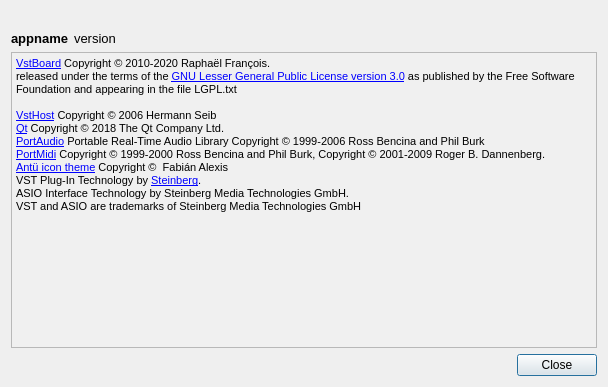
Qt form src/common/views/aboutdialog.ui (CtrlBrk/vstboard) before a commit.
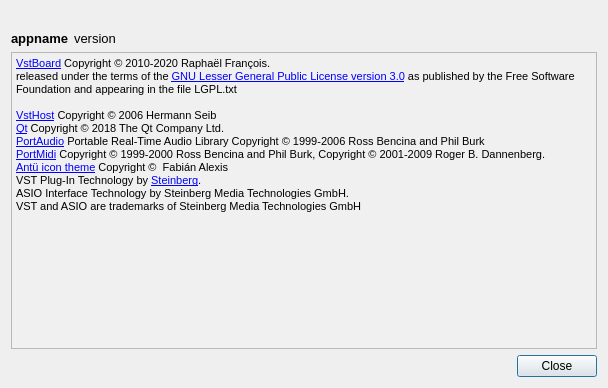
The same form after that commit. Icons and pictures are not drawn.

```diff
--- a/src/common/views/aboutdialog.ui
+++ b/src/common/views/aboutdialog.ui
@@ -2,12 +2,15 @@
 <ui version="4.0">
  <class>AboutDialog</class>
  <widget class="QDialog" name="AboutDialog">
+  <property name="enabled">
+   <bool>true</bool>
+  </property>
   <property name="geometry">
    <rect>
     <x>0</x>
     <y>0</y>
     <width>608</width>
-    <height>387</height>
+    <height>388</height>
    </rect>
   </property>
   <property name="sizePolicy">
@@ -134,20 +137,23 @@
      </property>
      <property name="html">
       <string notr="true">&lt;!DOCTYPE HTML PUBLIC &quot;-//W3C//DTD HTML 4.0//EN&quot; &quot;http://www.w3.org/TR/REC-html40/strict.dtd&quot;&gt;
-&lt;html&gt;&lt;head&gt;&lt;meta name=&quot;qrichtext&quot; content=&quot;1&quot; /&gt;&lt;style type=&quot;text/css&quot;&gt;
+&lt;html&gt;&lt;head&gt;&lt;meta name=&quot;qrichtext&quot; content=&quot;1&quot; /&gt;&lt;meta charset=&quot;utf-8&quot; /&gt;&lt;style type=&quot;text/css&quot;&gt;
 p, li { white-space: pre-wrap; }
-&lt;/style&gt;&lt;/head&gt;&lt;body style=&quot; font-family:'MS Shell Dlg 2'; font-size:8.25pt; font-weight:400; font-style:normal;&quot;&gt;
-&lt;p style=&quot; margin-top:0px; margin-bottom:0px; margin-left:0px; margin-right:0px; -qt-block-indent:0; text-indent:0px;&quot;&gt;&lt;a href=&quot;http://vstboard.blogspot.com/&quot;&gt;&lt;span style=&quot; font-size:8pt; text-decoration: underline; color:#0000ff;&quot;&gt;VstBoard&lt;/span&gt;&lt;/a&gt;&lt;span style=&quot; font-size:8pt;&quot;&gt; Copyright © 2010-2020 Raphaël François. &lt;/span&gt;&lt;/p&gt;
-&lt;p style=&quot; margin-top:0px; margin-bottom:0px; margin-left:0px; margin-right:0px; -qt-block-indent:0; text-indent:0px;&quot;&gt;&lt;span style=&quot; font-size:8pt;&quot;&gt;released under the terms of the &lt;/span&gt;&lt;a href=&quot;http://www.gnu.org/licenses/lgpl.html&quot;&gt;&lt;span style=&quot; font-size:8pt; text-decoration: underline; color:#0000ff;&quot;&gt;GNU Lesser General Public License version 3.0&lt;/span&gt;&lt;/a&gt;&lt;span style=&quot; font-size:8pt;&quot;&gt; as published by the Free Software Foundation and appearing in the file LGPL.txt&lt;/span&gt;&lt;/p&gt;
-&lt;p style=&quot;-qt-paragraph-type:empty; margin-top:0px; margin-bottom:0px; margin-left:0px; margin-right:0px; -qt-block-indent:0; text-indent:0px; font-size:8pt;&quot;&gt;&lt;br /&gt;&lt;/p&gt;
-&lt;p style=&quot; margin-top:0px; margin-bottom:0px; margin-left:0px; margin-right:0px; -qt-block-indent:0; text-indent:0px;&quot;&gt;&lt;a href=&quot;http://www.hermannseib.com/&quot;&gt;&lt;span style=&quot; font-size:8pt; text-decoration: underline; color:#0000ff;&quot;&gt;VstHost&lt;/span&gt;&lt;/a&gt;&lt;span style=&quot; font-size:8pt;&quot;&gt; Copyright © 2006 Hermann Seib&lt;/span&gt;&lt;/p&gt;
-&lt;p style=&quot; margin-top:0px; margin-bottom:0px; margin-left:0px; margin-right:0px; -qt-block-indent:0; text-indent:0px;&quot;&gt;&lt;a href=&quot;http://qt.nokia.com&quot;&gt;&lt;span style=&quot; font-size:8pt; text-decoration: underline; color:#0000ff;&quot;&gt;Qt&lt;/span&gt;&lt;/a&gt;&lt;span style=&quot; font-size:8pt;&quot;&gt; Copyright © 2018 The Qt Company Ltd.&lt;/span&gt;&lt;/p&gt;
-&lt;p style=&quot; margin-top:0px; margin-bottom:0px; margin-left:0px; margin-right:0px; -qt-block-indent:0; text-indent:0px;&quot;&gt;&lt;a href=&quot;http://www.portaudio.com&quot;&gt;&lt;span style=&quot; font-size:8pt; text-decoration: underline; color:#0000ff;&quot;&gt;PortAudio&lt;/span&gt;&lt;/a&gt;&lt;span style=&quot; font-size:8pt;&quot;&gt; Portable Real-Time Audio Library Copyright © 1999-2006 Ross Bencina and Phil Burk&lt;/span&gt;&lt;/p&gt;
-&lt;p style=&quot; margin-top:0px; margin-bottom:0px; margin-left:0px; margin-right:0px; -qt-block-indent:0; text-indent:0px;&quot;&gt;&lt;a href=&quot;http://sourceforge.net/projects/portmedia&quot;&gt;&lt;span style=&quot; font-size:8pt; text-decoration: underline; color:#0000ff;&quot;&gt;PortMidi&lt;/span&gt;&lt;/a&gt;&lt;span style=&quot; font-size:8pt;&quot;&gt; Copyright © 1999-2000 Ross Bencina and Phil Burk, Copyright © 2001-2009 Roger B. Dannenberg.&lt;/span&gt;&lt;/p&gt;
-&lt;p style=&quot; margin-top:0px; margin-bottom:0px; margin-left:0px; margin-right:0px; -qt-block-indent:0; text-indent:0px;&quot;&gt;&lt;a href=&quot;https://github.com/fabianalexisinostroza&quot;&gt;&lt;span style=&quot; font-size:8pt; text-decoration: underline; color:#0000ff;&quot;&gt;Antü icon theme&lt;/span&gt;&lt;/a&gt;&lt;span style=&quot; font-size:8pt;&quot;&gt; Copyright ©  Fabián Alexis&lt;/span&gt;&lt;/p&gt;
-&lt;p style=&quot; margin-top:0px; margin-bottom:0px; margin-left:0px; margin-right:0px; -qt-block-indent:0; text-indent:0px;&quot;&gt;&lt;span style=&quot; font-size:8pt;&quot;&gt;VST Plug-In Technology by &lt;/span&gt;&lt;a href=&quot;http://www.steinberg.net&quot;&gt;&lt;span style=&quot; font-size:8pt; text-decoration: underline; color:#0000ff;&quot;&gt;Steinberg&lt;/span&gt;&lt;/a&gt;&lt;span style=&quot; font-size:8pt;&quot;&gt;.&lt;/span&gt;&lt;/p&gt;
-&lt;p style=&quot; margin-top:0px; margin-bottom:0px; margin-left:0px; margin-right:0px; -qt-block-indent:0; text-indent:0px;&quot;&gt;&lt;span style=&quot; font-size:8pt;&quot;&gt;ASIO Interface Technology by Steinberg Media Technologies GmbH.&lt;/span&gt;&lt;/p&gt;
-&lt;p style=&quot; margin-top:0px; margin-bottom:0px; margin-left:0px; margin-right:0px; -qt-block-indent:0; text-indent:0px;&quot;&gt;&lt;span style=&quot; font-size:8pt;&quot;&gt;VST and ASIO are trademarks of Steinberg Media Technologies GmbH&lt;/span&gt;&lt;/p&gt;&lt;/body&gt;&lt;/html&gt;</string>
+hr { height: 1px; border-width: 0; }
+li.unchecked::marker { content: &quot;\2610&quot;; }
+li.checked::marker { content: &quot;\2612&quot;; }
+&lt;/style&gt;&lt;/head&gt;&lt;body style=&quot; font-family:'Segoe UI'; font-size:9pt; font-weight:400; font-style:normal;&quot;&gt;
+&lt;p style=&quot; margin-top:0px; margin-bottom:0px; margin-left:0px; margin-right:0px; -qt-block-indent:0; text-indent:0px;&quot;&gt;&lt;a href=&quot;http://vstboard.blogspot.com/&quot;&gt;&lt;span style=&quot; font-family:'MS Shell Dlg 2'; font-size:8pt; text-decoration: underline; color:#0000ff;&quot;&gt;VstBoard&lt;/span&gt;&lt;/a&gt;&lt;span style=&quot; font-family:'MS Shell Dlg 2'; font-size:8pt;&quot;&gt; Copyright © 2010-2020 Raphaël François. &lt;/span&gt;&lt;/p&gt;
+&lt;p style=&quot; margin-top:0px; margin-bottom:0px; margin-left:0px; margin-right:0px; -qt-block-indent:0; text-indent:0px;&quot;&gt;&lt;span style=&quot; font-family:'MS Shell Dlg 2'; font-size:8pt;&quot;&gt;released under the terms of the &lt;/span&gt;&lt;a href=&quot;http://www.gnu.org/licenses/lgpl.html&quot;&gt;&lt;span style=&quot; font-family:'MS Shell Dlg 2'; font-size:8pt; text-decoration: underline; color:#0000ff;&quot;&gt;GNU Lesser General Public License version 3.0&lt;/span&gt;&lt;/a&gt;&lt;span style=&quot; font-family:'MS Shell Dlg 2'; font-size:8pt;&quot;&gt; as published by the Free Software Foundation and appearing in the file LGPL.txt&lt;/span&gt;&lt;/p&gt;
+&lt;p style=&quot;-qt-paragraph-type:empty; margin-top:0px; margin-bottom:0px; margin-left:0px; margin-right:0px; -qt-block-indent:0; text-indent:0px; font-family:'MS Shell Dlg 2'; font-size:8pt;&quot;&gt;&lt;br /&gt;&lt;/p&gt;
+&lt;p style=&quot; margin-top:0px; margin-bottom:0px; margin-left:0px; margin-right:0px; -qt-block-indent:0; text-indent:0px;&quot;&gt;&lt;a href=&quot;http://www.hermannseib.com/&quot;&gt;&lt;span style=&quot; font-family:'MS Shell Dlg 2'; font-size:8pt; text-decoration: underline; color:#0000ff;&quot;&gt;VstHost&lt;/span&gt;&lt;/a&gt;&lt;span style=&quot; font-family:'MS Shell Dlg 2'; font-size:8pt;&quot;&gt; Copyright © 2006 Hermann Seib&lt;/span&gt;&lt;/p&gt;
+&lt;p style=&quot; margin-top:0px; margin-bottom:0px; margin-left:0px; margin-right:0px; -qt-block-indent:0; text-indent:0px;&quot;&gt;&lt;a href=&quot;http://qt.nokia.com&quot;&gt;&lt;span style=&quot; font-family:'MS Shell Dlg 2'; font-size:8pt; text-decoration: underline; color:#0000ff;&quot;&gt;Qt&lt;/span&gt;&lt;/a&gt;&lt;span style=&quot; font-family:'MS Shell Dlg 2'; font-size:8pt;&quot;&gt; Copyright © 2018 The Qt Company Ltd.&lt;/span&gt;&lt;/p&gt;
+&lt;p style=&quot; margin-top:0px; margin-bottom:0px; margin-left:0px; margin-right:0px; -qt-block-indent:0; text-indent:0px;&quot;&gt;&lt;a href=&quot;http://www.portaudio.com&quot;&gt;&lt;span style=&quot; font-family:'MS Shell Dlg 2'; font-size:8pt; text-decoration: underline; color:#0000ff;&quot;&gt;PortAudio&lt;/span&gt;&lt;/a&gt;&lt;span style=&quot; font-family:'MS Shell Dlg 2'; font-size:8pt;&quot;&gt; Portable Real-Time Audio Library Copyright © 1999-2006 Ross Bencina and Phil Burk&lt;/span&gt;&lt;/p&gt;
+&lt;p style=&quot; margin-top:0px; margin-bottom:0px; margin-left:0px; margin-right:0px; -qt-block-indent:0; text-indent:0px;&quot;&gt;&lt;a href=&quot;http://sourceforge.net/projects/portmedia&quot;&gt;&lt;span style=&quot; font-family:'MS Shell Dlg 2'; font-size:8pt; text-decoration: underline; color:#0000ff;&quot;&gt;PortMidi&lt;/span&gt;&lt;/a&gt;&lt;span style=&quot; font-family:'MS Shell Dlg 2'; font-size:8pt;&quot;&gt; Copyright © 1999-2000 Ross Bencina and Phil Burk, Copyright © 2001-2009 Roger B. Dannenberg.&lt;/span&gt;&lt;/p&gt;
+&lt;p style=&quot; margin-top:0px; margin-bottom:0px; margin-left:0px; margin-right:0px; -qt-block-indent:0; text-indent:0px;&quot;&gt;&lt;a href=&quot;https://github.com/fabianalexisinostroza&quot;&gt;&lt;span style=&quot; font-family:'MS Shell Dlg 2'; font-size:8pt; text-decoration: underline; color:#0000ff;&quot;&gt;Antü icon theme&lt;/span&gt;&lt;/a&gt;&lt;span style=&quot; font-family:'MS Shell Dlg 2'; font-size:8pt;&quot;&gt; Copyright ©  Fabián Alexis&lt;/span&gt;&lt;/p&gt;
+&lt;p style=&quot; margin-top:0px; margin-bottom:0px; margin-left:0px; margin-right:0px; -qt-block-indent:0; text-indent:0px;&quot;&gt;&lt;span style=&quot; font-family:'MS Shell Dlg 2'; font-size:8pt;&quot;&gt;VST Plug-In Technology by &lt;/span&gt;&lt;a href=&quot;http://www.steinberg.net&quot;&gt;&lt;span style=&quot; font-family:'MS Shell Dlg 2'; font-size:8pt; text-decoration: underline; color:#0000ff;&quot;&gt;Steinberg&lt;/span&gt;&lt;/a&gt;&lt;span style=&quot; font-family:'MS Shell Dlg 2'; font-size:8pt;&quot;&gt;.&lt;/span&gt;&lt;/p&gt;
+&lt;p style=&quot; margin-top:0px; margin-bottom:0px; margin-left:0px; margin-right:0px; -qt-block-indent:0; text-indent:0px;&quot;&gt;&lt;span style=&quot; font-family:'MS Shell Dlg 2'; font-size:8pt;&quot;&gt;ASIO Interface Technology by Steinberg Media Technologies GmbH.&lt;/span&gt;&lt;/p&gt;
+&lt;p style=&quot; margin-top:0px; margin-bottom:0px; margin-left:0px; margin-right:0px; -qt-block-indent:0; text-indent:0px;&quot;&gt;&lt;span style=&quot; font-family:'MS Shell Dlg 2'; font-size:8pt;&quot;&gt;VST and ASIO are trademarks of Steinberg Media Technologies GmbH&lt;/span&gt;&lt;/p&gt;&lt;/body&gt;&lt;/html&gt;</string>
      </property>
      <property name="textInteractionFlags">
       <set>Qt::LinksAccessibleByKeyboard|Qt::LinksAccessibleByMouse</set>
```
Left out of the diff: 17 changed lines with no effect on the pictures.
